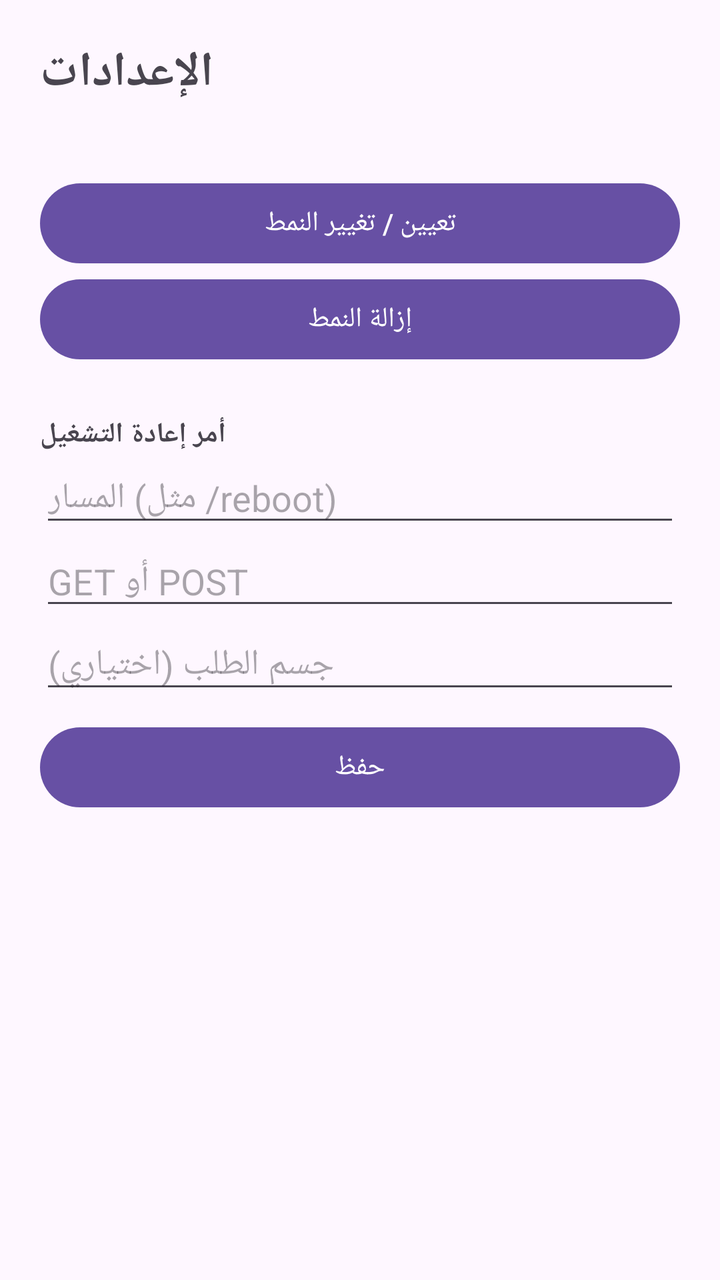
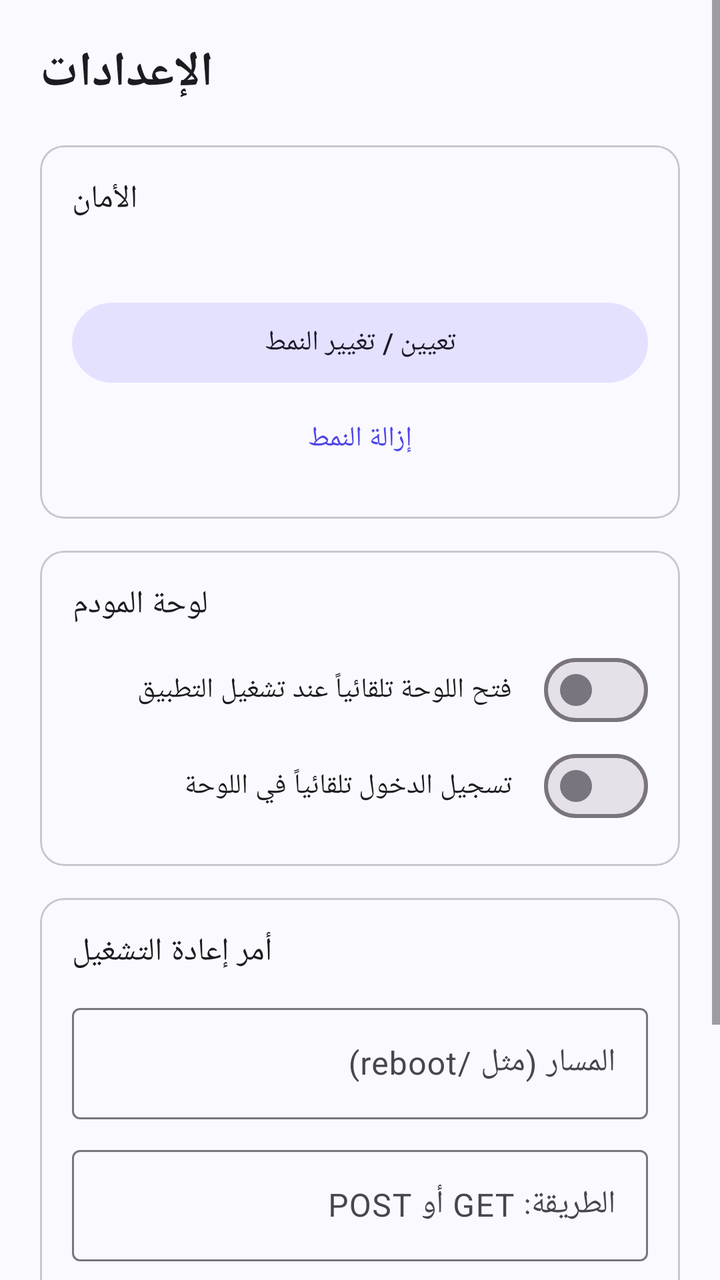

Screens rendered from an Android XML layout before and after an edit, with the pre-edit source and the edit as a unified diff.
<!-- AndroidManifest.xml: application theme Theme.ModemControl -->
<!-- res/layout/activity_settings.xml -->
<?xml version="1.0" encoding="utf-8"?>
<ScrollView xmlns:android="http://schemas.android.com/apk/res/android"
    android:layout_width="match_parent" android:layout_height="match_parent">
    <LinearLayout android:layout_width="match_parent" android:layout_height="wrap_content"
        android:orientation="vertical" android:padding="20dp">
        <TextView android:layout_width="wrap_content" android:layout_height="wrap_content"
            android:text="الإعدادات" android:textSize="24sp" android:textStyle="bold" />
        <TextView android:id="@+id/tvLock" android:layout_width="wrap_content" android:layout_height="wrap_content"
            android:layout_marginTop="16dp" />
        <Button android:id="@+id/btnSetPattern" android:layout_width="match_parent" android:layout_height="wrap_content"
            android:text="تعيين / تغيير النمط" />
        <Button android:id="@+id/btnRemovePattern" android:layout_width="match_parent" android:layout_height="wrap_content"
            android:text="إزالة النمط" />
        <TextView android:layout_width="wrap_content" android:layout_height="wrap_content"
            android:layout_marginTop="24dp" android:text="أمر إعادة التشغيل" android:textStyle="bold" />
        <EditText android:id="@+id/etPath" android:layout_width="match_parent" android:layout_height="wrap_content"
            android:hint="المسار (مثل /reboot)" android:inputType="textUri" android:textDirection="ltr" />
        <EditText android:id="@+id/etMethod" android:layout_width="match_parent" android:layout_height="wrap_content"
            android:hint="GET أو POST" android:inputType="text" android:textDirection="ltr" />
        <EditText android:id="@+id/etBody" android:layout_width="match_parent" android:layout_height="wrap_content"
            android:hint="جسم الطلب (اختياري)" android:inputType="text" android:textDirection="ltr" />
        <Button android:id="@+id/btnSaveReboot" android:layout_width="match_parent" android:layout_height="wrap_content"
            android:layout_marginTop="8dp" android:text="حفظ" />
    </LinearLayout>
</ScrollView>
<!-- resources referenced by this layout -->
<resources>
  <style name="Theme.ModemControl" parent="Theme.Material3.DayNight.NoActionBar" />
</resources>

<!-- the commit's change to res/layout/activity_settings.xml (unified diff, before → after) -->
@@ -4,22 +4,75 @@
     <LinearLayout android:layout_width="match_parent" android:layout_height="wrap_content"
         android:orientation="vertical" android:padding="20dp">
         <TextView android:layout_width="wrap_content" android:layout_height="wrap_content"
-            android:text="الإعدادات" android:textSize="24sp" android:textStyle="bold" />
-        <TextView android:id="@+id/tvLock" android:layout_width="wrap_content" android:layout_height="wrap_content"
-            android:layout_marginTop="16dp" />
-        <Button android:id="@+id/btnSetPattern" android:layout_width="match_parent" android:layout_height="wrap_content"
-            android:text="تعيين / تغيير النمط" />
-        <Button android:id="@+id/btnRemovePattern" android:layout_width="match_parent" android:layout_height="wrap_content"
-            android:text="إزالة النمط" />
-        <TextView android:layout_width="wrap_content" android:layout_height="wrap_content"
-            android:layout_marginTop="24dp" android:text="أمر إعادة التشغيل" android:textStyle="bold" />
-        <EditText android:id="@+id/etPath" android:layout_width="match_parent" android:layout_height="wrap_content"
-            android:hint="المسار (مثل /reboot)" android:inputType="textUri" android:textDirection="ltr" />
-        <EditText android:id="@+id/etMethod" android:layout_width="match_parent" android:layout_height="wrap_content"
-            android:hint="GET أو POST" android:inputType="text" android:textDirection="ltr" />
-        <EditText android:id="@+id/etBody" android:layout_width="match_parent" android:layout_height="wrap_content"
-            android:hint="جسم الطلب (اختياري)" android:inputType="text" android:textDirection="ltr" />
-        <Button android:id="@+id/btnSaveReboot" android:layout_width="match_parent" android:layout_height="wrap_content"
-            android:layout_marginTop="8dp" android:text="حفظ" />
+            android:text="الإعدادات" android:textAppearance="?attr/textAppearanceHeadlineSmall" android:textStyle="bold" />
+
+        <com.google.android.material.card.MaterialCardView style="@style/Widget.Material3.CardView.Outlined"
+            android:layout_width="match_parent" android:layout_height="wrap_content" android:layout_marginTop="20dp">
+            <LinearLayout android:layout_width="match_parent" android:layout_height="wrap_content"
+                android:orientation="vertical" android:padding="16dp">
+                <TextView android:layout_width="wrap_content" android:layout_height="wrap_content"
+                    android:text="الأمان" android:textAppearance="?attr/textAppearanceTitleMedium" />
+                <TextView android:id="@+id/tvLock" android:layout_width="wrap_content" android:layout_height="wrap_content"
+                    android:layout_marginTop="6dp" android:alpha="0.75" />
+                <com.google.android.material.button.MaterialButton android:id="@+id/btnSetPattern"
+                    style="@style/Widget.Material3.Button.TonalButton"
+                    android:layout_width="match_parent" android:layout_height="wrap_content"
+                    android:layout_marginTop="12dp" android:text="تعيين / تغيير النمط" />
+                <com.google.android.material.button.MaterialButton android:id="@+id/btnRemovePattern"
+                    style="@style/Widget.Material3.Button.TextButton"
+                    android:layout_width="match_parent" android:layout_height="wrap_content" android:text="إزالة النمط" />
+            </LinearLayout>
+        </com.google.android.material.card.MaterialCardView>
+
+        <com.google.android.material.card.MaterialCardView style="@style/Widget.Material3.CardView.Outlined"
+            android:layout_width="match_parent" android:layout_height="wrap_content" android:layout_marginTop="16dp">
+            <LinearLayout android:layout_width="match_parent" android:layout_height="wrap_content"
+                android:orientation="vertical" android:padding="16dp">
+                <TextView android:layout_width="wrap_content" android:layout_height="wrap_content"
+                    android:text="لوحة المودم" android:textAppearance="?attr/textAppearanceTitleMedium" />
+                <com.google.android.material.materialswitch.MaterialSwitch android:id="@+id/swAutoOpen"
+                    android:layout_width="match_parent" android:layout_height="wrap_content"
+                    android:layout_marginTop="8dp" android:text="فتح اللوحة تلقائياً عند تشغيل التطبيق" />
+                <com.google.android.material.materialswitch.MaterialSwitch android:id="@+id/swAutoLogin"
+                    android:layout_width="match_parent" android:layout_height="wrap_content"
+                    android:text="تسجيل الدخول تلقائياً في اللوحة" />
+            </LinearLayout>
+        </com.google.android.material.card.MaterialCardView>
+
+        <com.google.android.material.card.MaterialCardView style="@style/Widget.Material3.CardView.Outlined"
+            android:layout_width="match_parent" android:layout_height="wrap_content" android:layout_marginTop="16dp">
+            <LinearLayout android:layout_width="match_parent" android:layout_height="wrap_content"
+                android:orientation="vertical" android:padding="16dp">
+                <TextView android:layout_width="wrap_content" android:layout_height="wrap_content"
+                    android:text="أمر إعادة التشغيل" android:textAppearance="?attr/textAppearanceTitleMedium" />
+                <com.google.android.material.textfield.TextInputLayout
+                    style="@style/Widget.Material3.TextInputLayout.OutlinedBox"
+                    android:layout_width="match_parent" android:layout_height="wrap_content"
+                    android:layout_marginTop="12dp" android:hint="المسار (مثل /reboot)">
+                    <com.google.android.material.textfield.TextInputEditText android:id="@+id/etPath"
+                        android:layout_width="match_parent" android:layout_height="wrap_content"
+                        android:inputType="textUri" android:textDirection="ltr" />
+                </com.google.android.material.textfield.TextInputLayout>
+                <com.google.android.material.textfield.TextInputLayout
+                    style="@style/Widget.Material3.TextInputLayout.OutlinedBox"
+                    android:layout_width="match_parent" android:layout_height="wrap_content"
+                    android:layout_marginTop="10dp" android:hint="الطريقة: GET أو POST">
+                    <com.google.android.material.textfield.TextInputEditText android:id="@+id/etMethod"
+                        android:layout_width="match_parent" android:layout_height="wrap_content"
+                        android:inputType="text" android:textDirection="ltr" />
+                </com.google.android.material.textfield.TextInputLayout>
+                <com.google.android.material.textfield.TextInputLayout
+                    style="@style/Widget.Material3.TextInputLayout.OutlinedBox"
+                    android:layout_width="match_parent" android:layout_height="wrap_content"
+                    android:layout_marginTop="10dp" android:hint="جسم الطلب (اختياري)">
+                    <com.google.android.material.textfield.TextInputEditText android:id="@+id/etBody"
+                        android:layout_width="match_parent" android:layout_height="wrap_content"
+                        android:inputType="text" android:textDirection="ltr" />
+                </com.google.android.material.textfield.TextInputLayout>
+                <com.google.android.material.button.MaterialButton android:id="@+id/btnSaveReboot"
+                    android:layout_width="match_parent" android:layout_height="wrap_content"
+                    android:layout_marginTop="14dp" android:text="حفظ" />
+            </LinearLayout>
+        </com.google.android.material.card.MaterialCardView>
     </LinearLayout>
 </ScrollView>
<!-- resource entries referenced after the edit -->
@@ -1,5 +1,21 @@
 <!-- resources referenced by this layout -->
 <resources>
-  <style name="Theme.ModemControl" parent="Theme.Material3.DayNight.NoActionBar" />
+  <style name="Theme.ModemControl" parent="Theme.Material3.DayNight.NoActionBar">
+          <item name="colorPrimary">@color/primary</item>
+          <item name="colorOnPrimary">@color/on_primary</item>
+          <item name="colorPrimaryContainer">@color/primary_container</item>
+          <item name="colorOnPrimaryContainer">@color/on_primary_container</item>
+          <item name="colorSecondaryContainer">@color/primary_container</item>
+          <item name="colorSurface">@color/surface</item>
+          <item name="android:colorBackground">@color/surface</item>
+          <item name="android:statusBarColor">@color/surface</item>
+          <item name="android:navigationBarColor">@color/surface</item>
+          <item name="android:windowLightStatusBar">@bool/light_bars</item>
+      </style>
+  <color name="primary">#4F46E5</color>
+  <color name="on_primary">#FFFFFF</color>
+  <color name="primary_container">#E4E1FF</color>
+  <color name="on_primary_container">#14106B</color>
+  <color name="surface">#FAF9FF</color>
 </resources>
 
